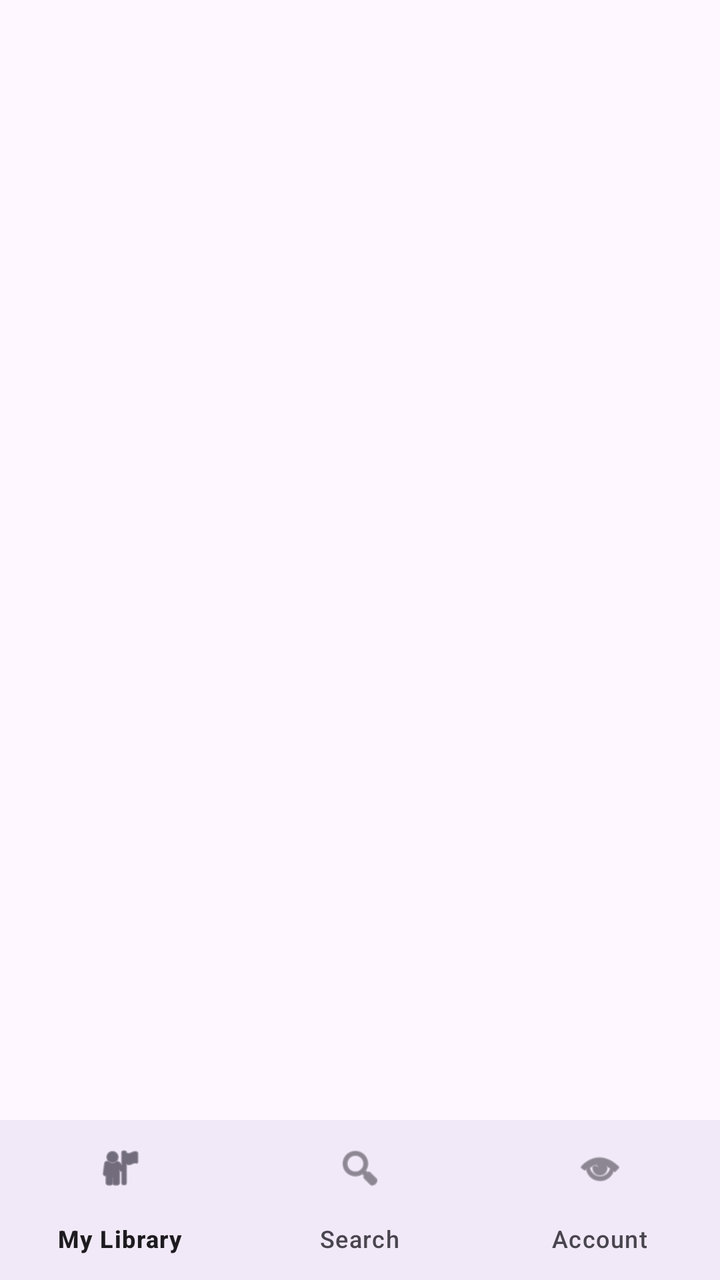
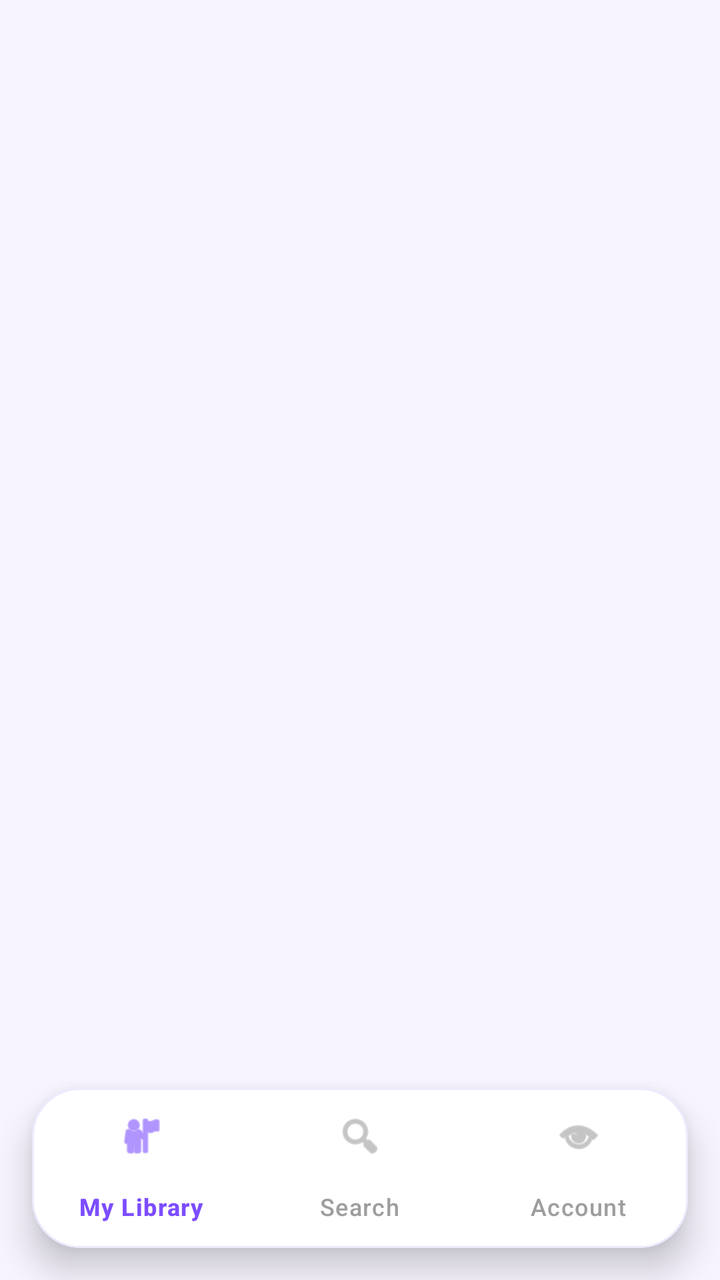

Two renders of the same Android screen: before a commit and after it. Below are the layout's source before the change and the commit's diff.
<!-- AndroidManifest.xml: application theme Theme.NovelIn -->
<!-- res/layout/activity_main.xml -->
<?xml version="1.0" encoding="utf-8"?>
<androidx.constraintlayout.widget.ConstraintLayout xmlns:android="http://schemas.android.com/apk/res/android"
    xmlns:app="http://schemas.android.com/apk/res-auto"
    android:layout_width="match_parent"
    android:layout_height="match_parent"
    android:fitsSystemWindows="true">

    <FrameLayout
        android:id="@+id/fragment_container"
        android:layout_width="0dp"
        android:layout_height="0dp"
        app:layout_constraintBottom_toTopOf="@+id/bottom_navigation"
        app:layout_constraintEnd_toEndOf="parent"
        app:layout_constraintStart_toStartOf="parent"
        app:layout_constraintTop_toTopOf="parent" />

    <com.google.android.material.bottomnavigation.BottomNavigationView
        android:id="@+id/bottom_navigation"
        android:layout_width="match_parent"
        android:layout_height="wrap_content"
        android:background="?android:attr/windowBackground"
        app:layout_constraintBottom_toBottomOf="parent"
        app:layout_constraintEnd_toEndOf="parent"
        app:layout_constraintStart_toStartOf="parent"
        app:menu="@menu/bottom_nav_menu"
        app:labelVisibilityMode="labeled" />

</androidx.constraintlayout.widget.ConstraintLayout>
<!-- resources referenced by this layout -->
<resources>
  <style name="Theme.NovelIn" parent="Base.Theme.NovelIn" />
  <style name="Base.Theme.NovelIn" parent="Theme.Material3.DayNight.NoActionBar">
          
          
      </style>
</resources>

<!-- the commit's change to res/layout/activity_main.xml (unified diff, before → after) -->
@@ -3,26 +3,44 @@
     xmlns:app="http://schemas.android.com/apk/res-auto"
     android:layout_width="match_parent"
     android:layout_height="match_parent"
+    android:background="@color/background"
     android:fitsSystemWindows="true">
 
+    
     <FrameLayout
         android:id="@+id/fragment_container"
         android:layout_width="0dp"
         android:layout_height="0dp"
-        app:layout_constraintBottom_toTopOf="@+id/bottom_navigation"
+        app:layout_constraintBottom_toTopOf="@+id/bottom_navigation_container"
         app:layout_constraintEnd_toEndOf="parent"
         app:layout_constraintStart_toStartOf="parent"
         app:layout_constraintTop_toTopOf="parent" />
 
-    <com.google.android.material.bottomnavigation.BottomNavigationView
-        android:id="@+id/bottom_navigation"
-        android:layout_width="match_parent"
+    
+    <com.google.android.material.card.MaterialCardView
+        android:id="@+id/bottom_navigation_container"
+        android:layout_width="0dp"
         android:layout_height="wrap_content"
-        android:background="?android:attr/windowBackground"
+        android:layout_margin="16dp"
+        app:cardCornerRadius="24dp"
+        app:cardElevation="10dp"
+        app:cardBackgroundColor="@color/card_bg"
+        app:strokeColor="#ECEBFF"
+        app:strokeWidth="1dp"
         app:layout_constraintBottom_toBottomOf="parent"
         app:layout_constraintEnd_toEndOf="parent"
-        app:layout_constraintStart_toStartOf="parent"
-        app:menu="@menu/bottom_nav_menu"
-        app:labelVisibilityMode="labeled" />
+        app:layout_constraintStart_toStartOf="parent">
+
+        <com.google.android.material.bottomnavigation.BottomNavigationView
+            android:id="@+id/bottom_navigation"
+            android:layout_width="match_parent"
+            android:layout_height="wrap_content"
+            android:background="@android:color/transparent"
+            app:menu="@menu/bottom_nav_menu"
+            app:itemIconTint="@color/nav_item_color"
+            app:itemTextColor="@color/nav_item_color"
+            app:labelVisibilityMode="labeled" />
+
+    </com.google.android.material.card.MaterialCardView>
 
 </androidx.constraintlayout.widget.ConstraintLayout>
<!-- resource entries referenced after the edit -->
@@ -1,9 +1,22 @@
 <!-- resources referenced by this layout -->
 <resources>
-  <style name="Theme.NovelIn" parent="Base.Theme.NovelIn" />
-  <style name="Base.Theme.NovelIn" parent="Theme.Material3.DayNight.NoActionBar">
+  <color name="background">#F7F4FF</color>
+  <color name="card_bg">#FFFFFF</color>
+  <style name="Theme.NovelIn" parent="Theme.Material3.DayNight.NoActionBar">
+  
           
+          <item name="colorPrimary">#A970FF</item>
+          <item name="colorSecondary">#C8A2FF</item>
+  
           
+          <item name="android:windowBackground">#FFFFFF</item>
+  
+          
+          <item name="android:statusBarColor">#FFFFFF</item>
+  
+          
+          <item name="android:navigationBarColor">#FFFFFF</item>
+  
       </style>
 </resources>
 
